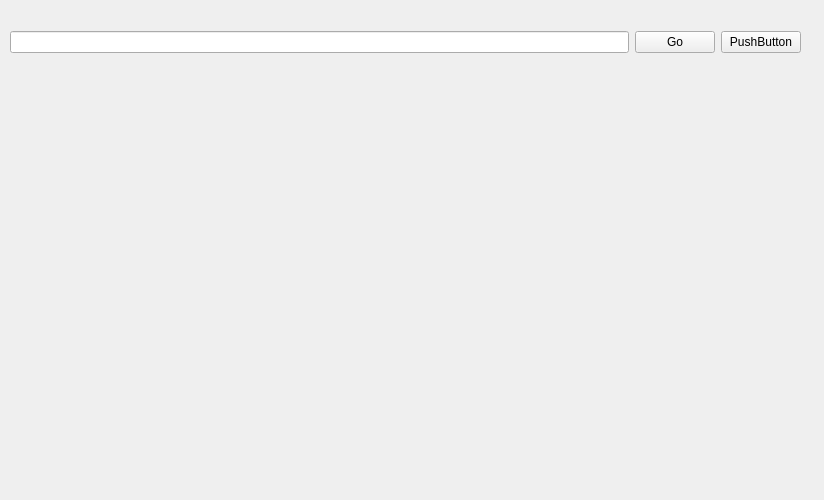
Qt form window.ui (StuckInTheCode/KODBYDOT) before a commit.
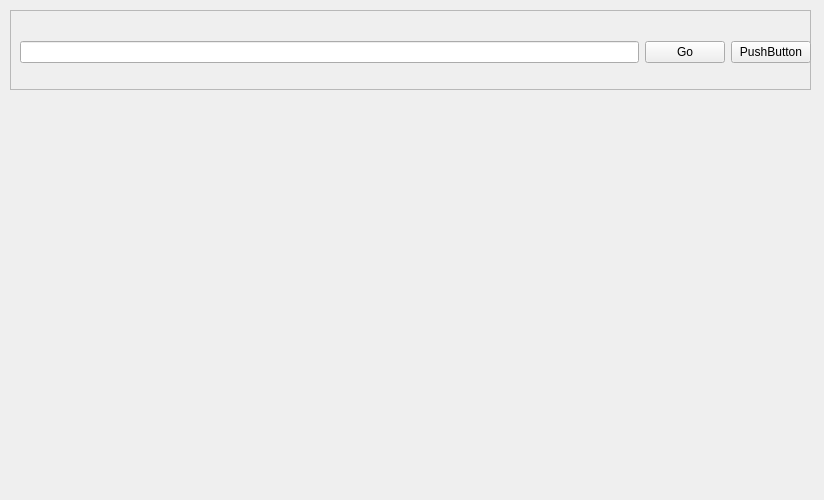
The same form after that commit.

Commit message: Adding history class

```diff
--- a/window.ui
+++ b/window.ui
@@ -13,6 +13,21 @@
   <property name="windowTitle">
    <string>KODBYDOT</string>
   </property>
+  <widget class="QFrame" name="frame">
+   <property name="geometry">
+    <rect>
+     <x>10</x>
+     <y>10</y>
+     <width>801</width>
+     <height>80</height>
+    </rect>
+   </property>
+   <property name="frameShape">
+    <enum>QFrame::StyledPanel</enum>
+   </property>
+   <property name="frameShadow">
+    <enum>QFrame::Raised</enum>
+   </property>
   <widget class="QWidget" name="layoutWidget">
    <property name="geometry">
     <rect>
@@ -41,6 +56,7 @@
      </widget>
     </item>
    </layout>
+   </widget>
   </widget>
  </widget>
  <resources/>
```
Lines whose indentation alone changed are shown as unchanged. The commit also changes 6 other files.
